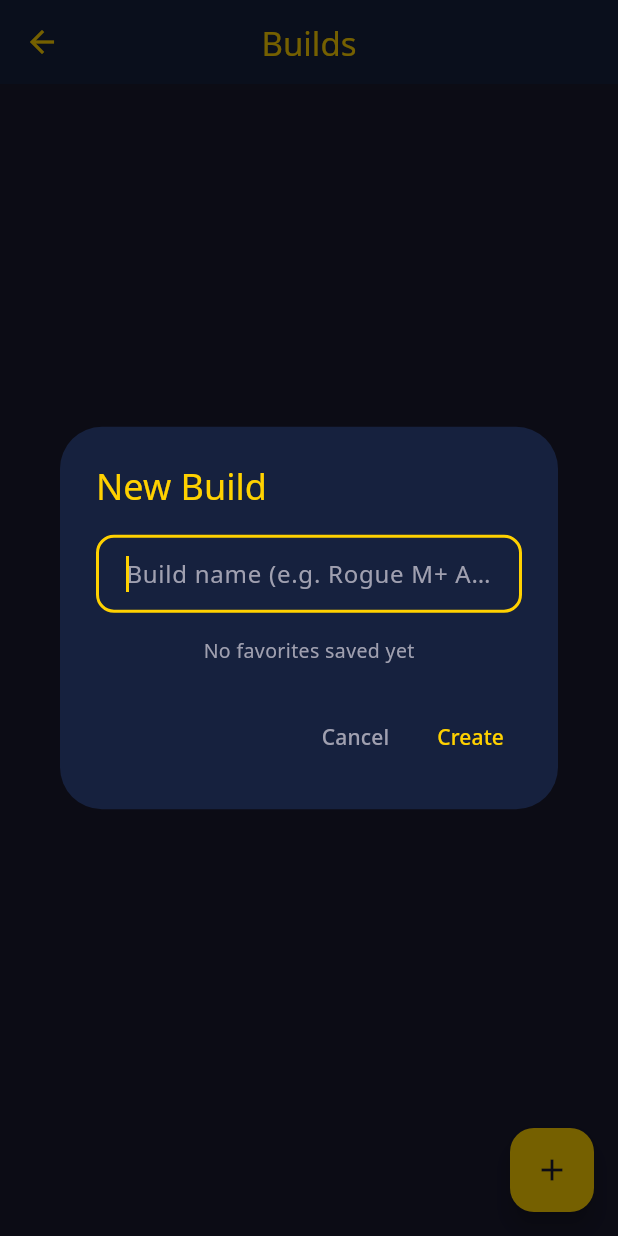
After one commit to JuanjoDior/wow-app, a Flutter app: the _BuildsListView screen opened directly, after a tap on the "add" icon, on a phone screen of 412 x 824 dp. The commit adds this screen. Run offline on Flutter 3.47's test engine with Material 3 defaults, Android fonts, the light colour scheme and no system bars; our stand-ins replace cached_network_image, dartz, dio, equatable, flutter_bloc, get_it and 4 more; accounts and stored records are empty.

Commit message:
Creacion Build 1 Fase

```diff
--- a/lib/core/di/injection.dart
+++ b/lib/core/di/injection.dart
@@ -21,6 +21,7 @@ import 'package:wow_companion/features/items/domain/usecases/search_items.dart';
 import 'package:wow_companion/features/items/presentation/cubit/items_cubit.dart';
 import 'package:wow_companion/features/builds/data/repositories/builds_repository_impl.dart';
 import 'package:wow_companion/features/builds/domain/repositories/builds_repository.dart';
+import 'package:wow_companion/features/builds/presentation/cubit/builds_cubit.dart';
 
 final sl = GetIt.instance;
 
@@ -73,4 +74,6 @@ Future<void> initDependencies() async {
 
   // ---- Builds Feature ----
   sl.registerLazySingleton<BuildsRepository>(() => BuildsRepositoryImpl());
+
+  sl.registerFactory(() => BuildsCubit(sl()));
 }
--- a/lib/core/router/app_router.dart
+++ b/lib/core/router/app_router.dart
@@ -9,6 +9,7 @@ import 'package:wow_companion/features/search/presentation/home_page.dart';
 import 'package:wow_companion/shared/widgets/shell_layout.dart';
 import 'package:wow_companion/features/guides/presentation/pages/guides_list_page.dart';
 import 'package:wow_companion/features/guides/presentation/pages/guide_detail_page.dart';
+import 'package:wow_companion/features/builds/presentation/pages/builds_list_page.dart';
 
 final GlobalKey<NavigatorState> _rootNavigatorKey = GlobalKey<NavigatorState>();
 
@@ -45,6 +46,15 @@ final GoRouter appRouter = GoRouter(
               path: '/items',
               pageBuilder: (context, state) =>
                   const NoTransitionPage(child: ItemsPage()),
+            ),
+          ],
+        ),
+        StatefulShellBranch(
+          routes: [
+            GoRoute(
+              path: '/builds',
+              pageBuilder: (context, state) =>
+                  const NoTransitionPage(child: BuildsListPage()),
             ),
           ],
         ),
--- /dev/null
+++ b/lib/features/builds/presentation/cubit/builds_cubit.dart
@@ -0,0 +1,29 @@
+import 'package:flutter_bloc/flutter_bloc.dart';
+import 'package:wow_companion/features/builds/domain/entities/build.dart';
+import 'package:wow_companion/features/builds/domain/repositories/builds_repository.dart';
+import 'package:wow_companion/features/builds/presentation/cubit/builds_state.dart';
+
+class BuildsCubit extends Cubit<BuildsState> {
+  final BuildsRepository _repository;
+
+  BuildsCubit(this._repository) : super(const BuildsLoading());
+
+  Future<void> loadBuilds() async {
+    try {
+      final builds = await _repository.getBuilds();
+      emit(BuildsLoaded(builds));
+    } catch (e) {
+      emit(BuildsError(e.toString()));
+    }
+  }
+
+  Future<void> saveBuild(Build build) async {
+    await _repository.saveBuild(build);
+    await loadBuilds();
+  }
+
+  Future<void> deleteBuild(String id) async {
+    await _repository.deleteBuild(id);
+    await loadBuilds();
+  }
+}
--- /dev/null
+++ b/lib/features/builds/presentation/cubit/builds_state.dart
@@ -0,0 +1,26 @@
+import 'package:equatable/equatable.dart';
+import 'package:wow_companion/features/builds/domain/entities/build.dart';
+
+abstract class BuildsState extends Equatable {
+  const BuildsState();
+  @override
+  List<Object?> get props => [];
+}
+
+class BuildsLoading extends BuildsState {
+  const BuildsLoading();
+}
+
+class BuildsLoaded extends BuildsState {
+  final List<Build> builds;
+  const BuildsLoaded(this.builds);
+  @override
+  List<Object?> get props => [builds];
+}
+
+class BuildsError extends BuildsState {
+  final String message;
+  const BuildsError(this.message);
+  @override
+  List<Object?> get props => [message];
+}
--- /dev/null
+++ b/lib/features/builds/presentation/pages/builds_list_page.dart
@@ -0,0 +1,228 @@
+import 'package:flutter/material.dart';
+import 'package:flutter_bloc/flutter_bloc.dart';
+import 'package:go_router/go_router.dart';
+import 'package:wow_companion/core/di/injection.dart';
+import 'package:wow_companion/core/theme/wow_theme.dart';
+import 'package:wow_companion/features/builds/domain/entities/build.dart';
+import 'package:wow_companion/features/builds/presentation/cubit/builds_cubit.dart';
+import 'package:wow_companion/features/builds/presentation/cubit/builds_state.dart';
+import 'package:wow_companion/features/builds/presentation/widgets/create_build_dialog.dart';
+
+class BuildsListPage extends StatelessWidget {
+  const BuildsListPage({super.key});
+
+  @override
+  Widget build(BuildContext context) {
+    return BlocProvider(
+      create: (_) => sl<BuildsCubit>()..loadBuilds(),
+      child: const _BuildsListView(),
+    );
+  }
+}
+
+class _BuildsListView extends StatelessWidget {
+  const _BuildsListView();
+
+  @override
+  Widget build(BuildContext context) {
+    return Scaffold(
+      appBar: AppBar(title: const Text('Builds')),
+      floatingActionButton: FloatingActionButton(
+        backgroundColor: WowTheme.primaryGold,
+        foregroundColor: WowTheme.darkBackground,
+        onPressed: () => _showCreateDialog(context),
+        child: const Icon(Icons.add),
+      ),
+      body: BlocBuilder<BuildsCubit, BuildsState>(
+        builder: (context, state) {
+          if (state is BuildsLoading) {
+            return const Center(
+              child: CircularProgressIndicator(color: WowTheme.primaryGold),
+            );
+          }
+          if (state is BuildsError) {
+            return Center(
+              child: Text(
+                state.message,
+                style: const TextStyle(color: WowTheme.textSecondary),
+              ),
+            );
+          }
+          if (state is BuildsLoaded) {
+            if (state.builds.isEmpty) return _buildEmpty();
+            return _buildList(context, state.builds);
+          }
+          return const SizedBox.shrink();
+        },
+      ),
+    );
+  }
+
+  Widget _buildEmpty() => const Center(
+    child: Column(
+      mainAxisSize: MainAxisSize.min,
+      children: [
+        Icon(Icons.construction, size: 64, color: WowTheme.textSecondary),
+        SizedBox(height: 12),
+        Text(
+          'No builds yet',
+          style: TextStyle(color: WowTheme.textSecondary, fontSize: 16),
+        ),
+        SizedBox(height: 4),
+        Text(
+          'Tap + to create your first build',
+          style: TextStyle(color: WowTheme.textSecondary, fontSize: 13),
+        ),
+      ],
+    ),
+  );
+
+  Widget _buildList(BuildContext context, List<Build> builds) {
+    return ListView.builder(
+      padding: const EdgeInsets.all(12),
+      itemCount: builds.length,
+      itemBuilder: (_, i) => _BuildCard(buildData: builds[i]),
+    );
+  }
+
+  void _showCreateDialog(BuildContext context) {
+    showDialog(
+      context: context,
+      builder: (_) => BlocProvider.value(
+        value: context.read<BuildsCubit>(),
+        child: const CreateBuildDialog(),
+      ),
+    );
+  }
+}
+
+class _BuildCard extends StatelessWidget {
+  final Build buildData;
+  const _BuildCard({required this.buildData});
+
+  @override
+  Widget build(BuildContext context) {
+    return Card(
+      color: WowTheme.surfaceDark,
+      margin: const EdgeInsets.symmetric(vertical: 6),
+      shape: RoundedRectangleBorder(
+        borderRadius: BorderRadius.circular(12),
+        side: const BorderSide(color: WowTheme.border),
+      ),
+      child: InkWell(
+        borderRadius: BorderRadius.circular(12),
+        onTap: () {},
+        child: Padding(
+          padding: const EdgeInsets.all(16),
+          child: Column(
+            crossAxisAlignment: CrossAxisAlignment.start,
+            children: [
+              Row(
+                children: [
+                  Expanded(
+                    child: Text(
+                      buildData.name,
+                      style: const TextStyle(
+                        color: WowTheme.primaryGold,
+                        fontWeight: FontWeight.bold,
+                        fontSize: 16,
+                      ),
+                    ),
+                  ),
+                  IconButton(
+                    icon: const Icon(
+                      Icons.delete_outline,
+                      color: WowTheme.textSecondary,
+                      size: 20,
+                    ),
+                    onPressed: () => _confirmDelete(context),
+                  ),
+                ],
+              ),
+              if (buildData.characterRefDisplay != null) ...[
+                const SizedBox(height: 4),
+                Row(
+                  children: [
+                    const Icon(
+                      Icons.person_outline,
+                      size: 14,
+                      color: WowTheme.textSecondary,
+                    ),
+                    const SizedBox(width: 4),
+                    Text(
+                      buildData.characterRefDisplay!,
+                      style: const TextStyle(
+                        color: WowTheme.textSecondary,
+                        fontSize: 13,
+                      ),
+                    ),
+                  ],
+                ),
+              ],
+              const SizedBox(height: 12),
+              Row(
+                children: [
+                  Expanded(
+                    child: ClipRRect(
+                      borderRadius: BorderRadius.circular(4),
+                      child: LinearProgressIndicator(
+                        value: buildData.progress,
+                        backgroundColor: WowTheme.border,
+                        color: WowTheme.primaryGold,
+                        minHeight: 6,
+                      ),
+                    ),
+                  ),
+                  const SizedBox(width: 12),
+                  Text(
+                    '${buildData.obtainedSlots}/${buildData.totalSlots}',
+                    style: const TextStyle(
+                      color: WowTheme.textSecondary,
+                      fontSize: 12,
+                    ),
+                  ),
+                ],
+              ),
+            ],
+          ),
+        ),
+      ),
+    );
+  }
+
+  void _confirmDelete(BuildContext context) {
+    showDialog(
+      context: context,
+      builder: (_) => AlertDialog(
+        backgroundColor: WowTheme.surfaceDark,
+        title: const Text(
+          'Delete build',
+          style: TextStyle(color: WowTheme.textPrimary),
+        ),
+        content: Text(
+          'Delete "${buildData.name}"?',
+          style: const TextStyle(color: WowTheme.textSecondary),
+        ),
+        actions: [
+          TextButton(
+            onPressed: () => Navigator.of(context, rootNavigator: true).pop(),
+            child: const Text(
+              'Cancel',
+              style: TextStyle(color: WowTheme.textSecondary),
+            ),
+          ),
+          TextButton(
+            onPressed: () {
+              context.read<BuildsCubit>().deleteBuild(buildData.id);
+              Navigator.of(context, rootNavigator: true).pop();
+            },
+            child: const Text(
+              'Delete',
+              style: TextStyle(color: WowTheme.accentRed),
+            ),
+          ),
+        ],
+      ),
+    );
+  }
+}
--- /dev/null
+++ b/lib/features/builds/presentation/widgets/create_build_dialog.dart
@@ -0,0 +1,141 @@
+import 'package:flutter/material.dart';
+import 'package:flutter_bloc/flutter_bloc.dart';
+import 'package:wow_companion/core/di/injection.dart';
+import 'package:wow_companion/core/theme/wow_theme.dart';
+import 'package:wow_companion/features/builds/domain/entities/build.dart';
+import 'package:wow_companion/features/builds/presentation/cubit/builds_cubit.dart';
+import 'package:wow_companion/features/favorites/domain/favorites_repository.dart';
+import 'package:wow_companion/features/favorites/presentation/favorites_cubit.dart';
+
+class CreateBuildDialog extends StatefulWidget {
+  const CreateBuildDialog({super.key});
+
+  @override
+  State<CreateBuildDialog> createState() => _CreateBuildDialogState();
+}
+
+class _CreateBuildDialogState extends State<CreateBuildDialog> {
+  final _nameController = TextEditingController();
+  List<FavoriteCharacter> _favorites = [];
+  FavoriteCharacter? _selectedCharacter;
+  bool _loadingFavorites = true;
+
+  @override
+  void initState() {
+    super.initState();
+    _loadFavorites();
+  }
+
+  Future<void> _loadFavorites() async {
+    final favs = await sl<FavoritesRepository>().getFavorites();
+    if (mounted) {
+      setState(() {
+        _favorites = favs;
+        _loadingFavorites = false;
+      });
+    }
+  }
+
+  @override
+  void dispose() {
+    _nameController.dispose();
+    super.dispose();
+  }
+
+  void _submit() {
+    final name = _nameController.text.trim();
+    if (name.isEmpty) return;
+
+    final build = Build(
+      id: DateTime.now().millisecondsSinceEpoch.toString(),
+      name: name,
+      characterRefKey: _selectedCharacter?.key,
+      characterRefDisplay: _selectedCharacter != null
+          ? '${_selectedCharacter!.name} - ${_selectedCharacter!.realm}'
+          : null,
+      createdAt: DateTime.now(),
+      slots: Build.emptySlots,
+    );
+
+    context.read<BuildsCubit>().saveBuild(build);
+    Navigator.pop(context);
+  }
+
+  @override
+  Widget build(BuildContext context) {
+    return AlertDialog(
+      backgroundColor: WowTheme.surfaceDark,
+      title: const Text(
+        'New Build',
+        style: TextStyle(color: WowTheme.primaryGold),
+      ),
+      content: Column(
+        mainAxisSize: MainAxisSize.min,
+        children: [
+          TextField(
+            controller: _nameController,
+            autofocus: true,
+            style: const TextStyle(color: WowTheme.textPrimary),
+            decoration: const InputDecoration(
+              hintText: 'Build name (e.g. Rogue M+ Assassination)',
+              hintStyle: TextStyle(color: WowTheme.textSecondary),
+            ),
+          ),
+          const SizedBox(height: 16),
+          if (_loadingFavorites)
+            const CircularProgressIndicator(color: WowTheme.primaryGold)
+          else if (_favorites.isEmpty)
+            const Text(
+              'No favorites saved yet',
+              style: TextStyle(color: WowTheme.textSecondary, fontSize: 13),
+            )
+          else
+            DropdownButtonFormField<FavoriteCharacter>(
+              value: _selectedCharacter,
+              dropdownColor: WowTheme.surfaceDark,
+              decoration: const InputDecoration(
+                hintText: 'Link to character (optional)',
+                hintStyle: TextStyle(color: WowTheme.textSecondary),
+              ),
+              style: const TextStyle(color: WowTheme.textPrimary),
+              items: [
+                const DropdownMenuItem(
+                  value: null,
+                  child: Text(
+                    'Generic build (no character)',
+                    style: TextStyle(color: WowTheme.textSecondary),
+                  ),
+                ),
+                ..._favorites.map(
+                  (f) => DropdownMenuItem(
+                    value: f,
+                    child: Text(
+                      '${f.name} - ${f.realm}',
+                      style: const TextStyle(color: WowTheme.textPrimary),
+                    ),
+                  ),
+                ),
+              ],
+              onChanged: (value) => setState(() => _selectedCharacter = value),
+            ),
+        ],
+      ),
+      actions: [
+        TextButton(
+          onPressed: () => Navigator.pop(context),
+          child: const Text(
+            'Cancel',
+            style: TextStyle(color: WowTheme.textSecondary),
+          ),
+        ),
+        TextButton(
+          onPressed: _submit,
+          child: const Text(
+            'Create',
+            style: TextStyle(color: WowTheme.primaryGold),
+          ),
+        ),
+      ],
+    );
+  }
+}
--- a/lib/l10n/app_en.arb
+++ b/lib/l10n/app_en.arb
@@ -79,5 +79,6 @@
   "character1": "Character 1",
   "character2": "Character 2",
   "slot": "Slot",
+  "builds": "Builds",
   "vs": "VS"
 }
--- a/lib/l10n/app_es.arb
+++ b/lib/l10n/app_es.arb
@@ -79,5 +79,6 @@
   "character1": "Personaje 1",
   "character2": "Personaje 2",
   "slot": "Slot",
+  "builds": "Builds",
   "vs": "VS"
 }
--- a/lib/shared/widgets/shell_layout.dart
+++ b/lib/shared/widgets/shell_layout.dart
@@ -43,7 +43,6 @@ class ShellLayout extends StatelessWidget {
                 padding: EdgeInsets.all(16),
                 child: Text('⚔️', style: TextStyle(fontSize: 28)),
               ),
-
               trailing: Padding(
                 padding: const EdgeInsets.only(top: 32),
                 child: IconButton(
@@ -63,7 +62,6 @@ class ShellLayout extends StatelessWidget {
                   onPressed: () => sl<LocaleNotifier>().toggleLocale(),
                 ),
               ),
-
               destinations: [
                 NavigationRailDestination(
                   icon: const Icon(Icons.home_outlined),
@@ -79,6 +77,11 @@ class ShellLayout extends StatelessWidget {
                   icon: const Icon(Icons.inventory_2_outlined),
                   selectedIcon: const Icon(Icons.inventory_2),
                   label: Text(t.items),
+                ),
+                NavigationRailDestination(
+                  icon: const Icon(Icons.construction_outlined),
+                  selectedIcon: const Icon(Icons.construction),
+                  label: Text(t.builds),
                 ),
                 NavigationRailDestination(
                   icon: const Icon(Icons.menu_book_outlined),
@@ -112,6 +115,11 @@ class ShellLayout extends StatelessWidget {
                   label: t.items,
                 ),
                 NavigationDestination(
+                  icon: const Icon(Icons.construction_outlined),
+                  selectedIcon: const Icon(Icons.construction),
+                  label: t.builds,
+                ),
+                NavigationDestination(
                   icon: const Icon(Icons.menu_book_outlined),
                   selectedIcon: const Icon(Icons.menu_book),
                   label: t.guides,
```
Also changed, not shown: lib/l10n/generated/app_localizations.dart, lib/l10n/generated/app_localizations_en.dart, lib/l10n/generated/app_localizations_es.dart.
